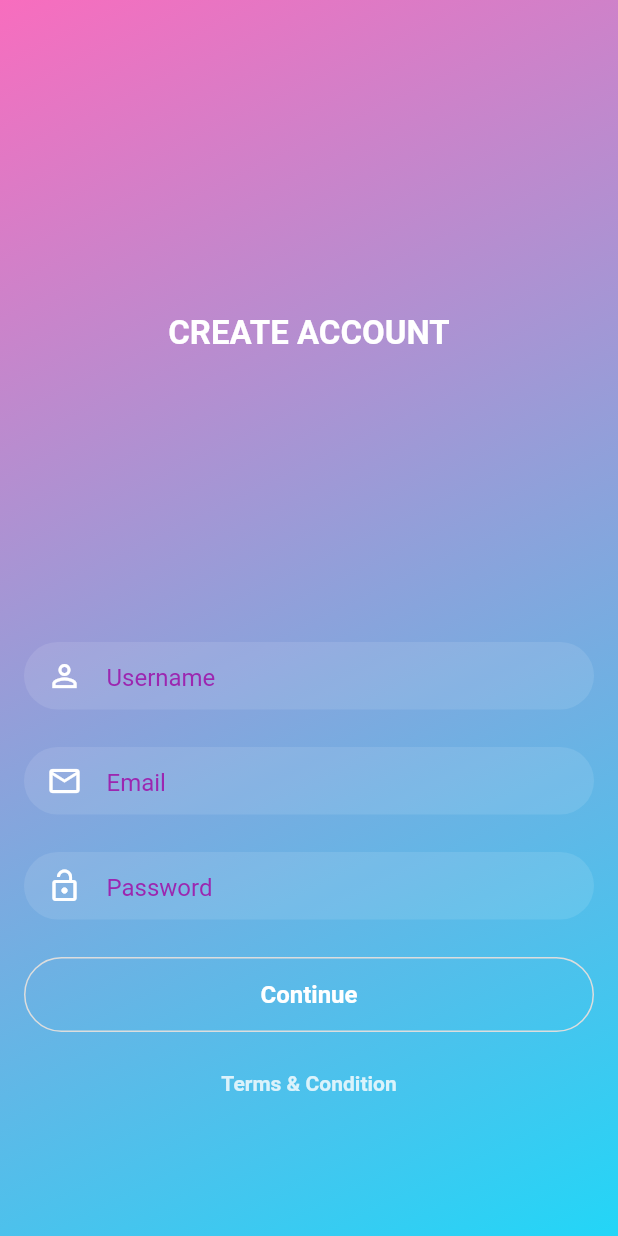
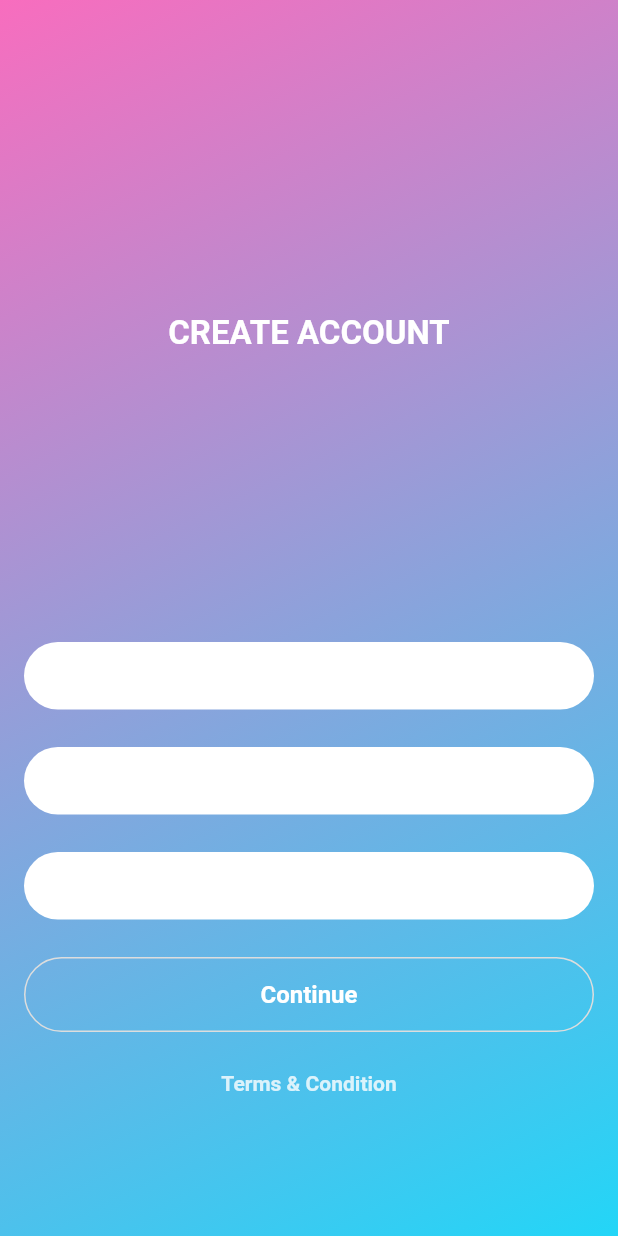
Before and after one commit to NikAgs/Mahalo-Me, a Flutter app: the screen it shows after launch, after a tap on "Get Started", after a tap on "Create Account", on a phone screen of 412 x 824 dp. Run offline on Flutter 3.47's test engine with Material 2 defaults, Android fonts, the phone set to English and light mode, and no system bars.

Commit message:
Receive Money UI / Theme refactoring

```diff
--- a/mahalo_me/lib/main.dart
+++ b/mahalo_me/lib/main.dart
@@ -11,9 +11,9 @@ void main() {
   };
 
   runApp(new MaterialApp(
-    title: "Flutter Flat App",
+    title: "Outside theme",
     home: new LoginScreen(),
-    theme: appTheme,
+    theme: loginTheme,
     routes: routes,
   ));
 }
--- a/mahalo_me/lib/screens/Login/index.dart
+++ b/mahalo_me/lib/screens/Login/index.dart
@@ -113,7 +113,7 @@ class LoginScreenState extends State<LoginScreen> {
                                   obscureText: false,
                                   textInputType: TextInputType.text,
                                   textStyle: textStyle,
-                                  textFieldColor: textFieldColor,
+                                  textFieldColor: const Color.fromRGBO(255, 255, 255, 0.1),
                                   icon: Icons.mail_outline,
                                   iconColor: Colors.white,
                                   bottomMargin: 25.0,
@@ -126,7 +126,7 @@ class LoginScreenState extends State<LoginScreen> {
                                   obscureText: true,
                                   textInputType: TextInputType.text,
                                   textStyle: textStyle,
-                                  textFieldColor: textFieldColor,
+                                  textFieldColor: const Color.fromRGBO(255, 255, 255, 0.1),
                                   icon: Icons.lock_open,
                                   iconColor: Colors.white,
                                   bottomMargin: 30.0,
@@ -142,7 +142,7 @@ class LoginScreenState extends State<LoginScreen> {
                                 height: 50.0,
                                 bottomMargin: 10.0,
                                 borderWidth: 0.0,
-                                buttonColor: primaryColor,
+                                buttonColor: Theme.ThemeColors.purple,
                               ),
                             ],
                           ),
--- a/mahalo_me/lib/screens/SignUp/index.dart
+++ b/mahalo_me/lib/screens/SignUp/index.dart
@@ -100,7 +100,7 @@ class SignUpScreenState extends State<SignUpScreen> {
                                 obscureText: false,
                                 textInputType: TextInputType.text,
                                 textStyle: Theme.textStyle,
-                                textFieldColor: Theme.textFieldColor,
+                                textFieldColor: Colors.white,
                                 icon: Icons.person_outline,
                                 iconColor: Colors.white,
                                 bottomMargin: 25.0,
@@ -114,7 +114,7 @@ class SignUpScreenState extends State<SignUpScreen> {
                                   obscureText: false,
                                   textInputType: TextInputType.emailAddress,
                                   textStyle: Theme.textStyle,
-                                  textFieldColor: Theme.textFieldColor,
+                                  textFieldColor: Colors.white,
                                   icon: Icons.mail_outline,
                                   iconColor: Colors.white,
                                   bottomMargin: 25.0,
@@ -127,7 +127,7 @@ class SignUpScreenState extends State<SignUpScreen> {
                                   obscureText: true,
                                   textInputType: TextInputType.text,
                                   textStyle: Theme.textStyle,
-                                  textFieldColor: Theme.textFieldColor,
+                                  textFieldColor: Colors.white,
                                   icon: Icons.lock_open,
                                   iconColor: Colors.white,
                                   bottomMargin: 25.0,
--- a/mahalo_me/lib/theme/style.dart
+++ b/mahalo_me/lib/theme/style.dart
@@ -1,17 +1,26 @@
 import 'package:flutter/material.dart';
 
-TextStyle textStyle = const TextStyle(
-    color: const Color(0XFFFFFFFF),
-    fontSize: 16.0,
-    fontWeight: FontWeight.normal);
-
-ThemeData appTheme = new ThemeData(
-  hintColor: Colors.purple,
+ThemeData loginTheme = new ThemeData(
+  hintColor: Colors.white,
 );
 
-Color textFieldColor = const Color.fromRGBO(255, 255, 255, 0.1);
-
-Color primaryColor = const Color(0xFFf63ca8);
+ThemeData homeTheme = new ThemeData(
+    primaryIconTheme: new IconThemeData(color: Colors.white),
+    primaryTextTheme: new TextTheme(
+        title: new TextStyle(color: Colors.white),
+        subhead: new TextStyle(color: Colors.white),
+        headline: new TextStyle(color: Colors.white),
+        body1: new TextStyle(color: Colors.white),
+        body2: new TextStyle(color: Colors.white),
+        button: new TextStyle(color: Colors.white),
+        caption: new TextStyle(color: Colors.white),
+        display1: new TextStyle(color: Colors.white),
+        display2: new TextStyle(color: Colors.white),
+        display3: new TextStyle(color: Colors.white),
+        display4: new TextStyle(color: Colors.white)),
+    primaryColor: ThemeColors.cyan,
+    accentColor: Colors.white,
+    inputDecorationTheme: InputDecorationTheme());
 
 TextStyle buttonTextStyle = const TextStyle(
     color: const Color.fromRGBO(255, 255, 255, 0.8),
@@ -19,17 +28,18 @@ TextStyle buttonTextStyle = const TextStyle(
     fontFamily: "Roboto",
     fontWeight: FontWeight.bold);
 
-
+TextStyle textStyle = const TextStyle(
+    color: const Color(0XFFFFFFFF),
+    fontSize: 16.0,
+    fontWeight: FontWeight.normal);
 
 class ThemeColors {
-
   const ThemeColors();
 
   static const Color lightPurple = const Color(0xFFfee7f4);
   static const Color cyan = const Color(0xFF1CD9F9);
   static const Color purple = const Color(0xFFF638A8);
   static const Color lighterPurple = const Color(0xFFf86dbe);
-
 
   static const primaryGradient = const LinearGradient(
     colors: const [lightPurple, cyan],
```
Also changed, not shown: mahalo_me/lib/screens/Home/index.dart (+12 -15 lines), mahalo_me/lib/screens/Home/receive.dart (added, +19 -0 lines), mahalo_me/lib/screens/Home/send.dart (+10 -16 lines).
